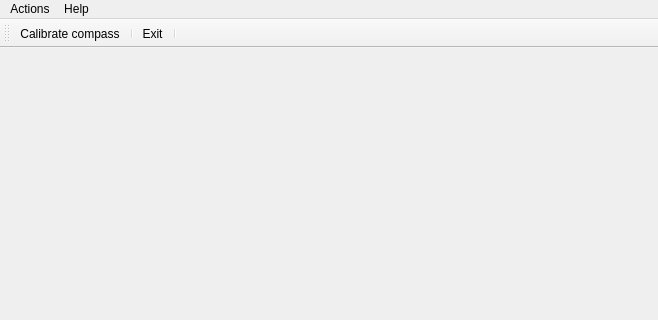
First picture: the form in RTIMULibDemo/RTIMULibDemo.ui, repository jeskesen/i2c_imu, before the edit; both pictures show x 0 to 658 and y 0 to 320 of the 658 by 562 pixel window.
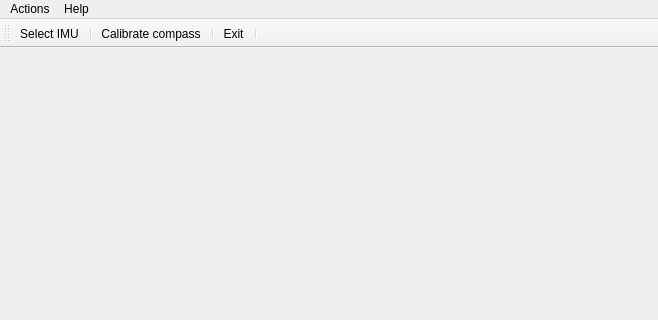
Second picture: the form after the edit.

Diff of the .ui file:
```diff
--- a/RTIMULibDemo/RTIMULibDemo.ui
+++ b/RTIMULibDemo/RTIMULibDemo.ui
@@ -64,10 +64,12 @@
    <attribute name="toolBarBreak">
     <bool>false</bool>
    </attribute>
+   <addaction name="actionSelectIMU"/>
+   <addaction name="separator"/>
    <addaction name="actionCalibrateCompass"/>
    <addaction name="separator"/>
    <addaction name="actionExit"/>
-    <addaction name="separator"/>
+   <addaction name="separator"/>
   </widget>
   <action name="actionStartCapture">
    <property name="text">
@@ -166,6 +168,11 @@
     <string>Calibrate compass</string>
    </property>
   </action>
+  <action name="actionSelectIMU">
+   <property name="text">
+    <string>Select IMU</string>
+   </property>
+  </action>
  </widget>
  <layoutdefault spacing="6" margin="11"/>
  <resources/>
```
Left out of the diff: 3 changed lines with no effect on the pictures.
